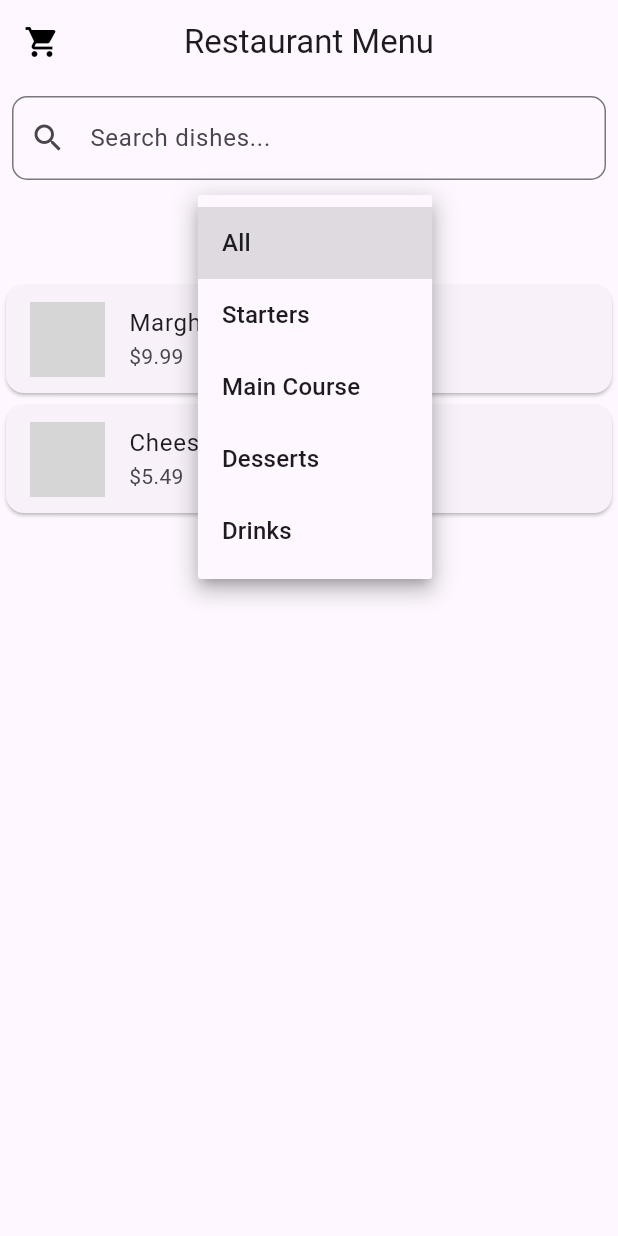
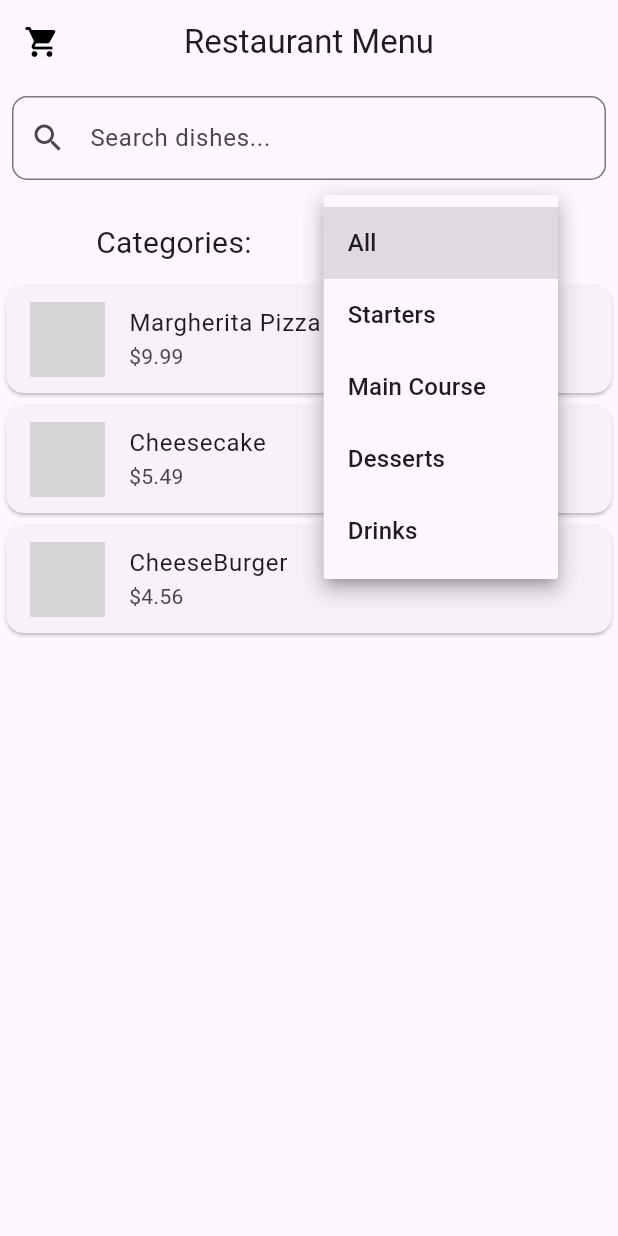
Before and after one commit to sultan-agha/restaurant-menu, a Flutter app: the screen it shows after launch, after a tap on "All", on a phone screen of 412 x 824 dp. Run offline on Flutter 3.47's test engine with Material 3 defaults, Android fonts, the phone set to English and light mode, and no system bars; our stand-ins replace get, get_storage; network calls fail; grey boxes are pictures that could not be loaded.

Commit message:
manageCategory commit

```diff
--- a/lib/presentation/widgets/category_filter.dart
+++ b/lib/presentation/widgets/category_filter.dart
@@ -10,7 +10,14 @@ class CategoryFilter extends StatelessWidget {
   @override
   Widget build(BuildContext context) {
     return Obx(() {
-      return DropdownButton<String>(
+      return Row(
+        mainAxisAlignment: MainAxisAlignment.spaceEvenly,
+        children: [
+          const Text("Categories:",style: TextStyle(
+            fontWeight: FontWeight.w400,
+            fontSize: 20
+          ),),
+          DropdownButton<String>(
             value: controller.selectedCategory.value,
             items: controller.categories.map((String category) {
               return DropdownMenuItem<String>(
@@ -21,6 +28,8 @@ class CategoryFilter extends StatelessWidget {
             onChanged: (value) {
               if (value != null) controller.filterByCategory(value);
             },
+          ),
+        ],
       );
     });
   }
```
Also changed, not shown: assets/menu.json (+8 -0 lines), 1 other file. Lines whose indentation alone changed are shown as unchanged.
